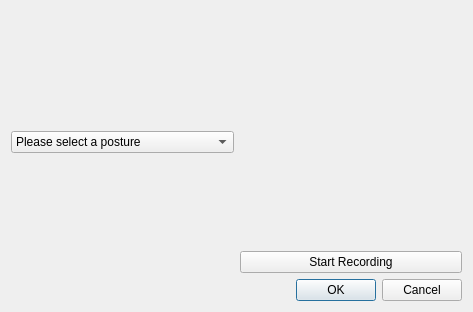
First picture: the form in src/UIs/RecordData.ui, repository cooolallen/CrazyChair, before the edit.
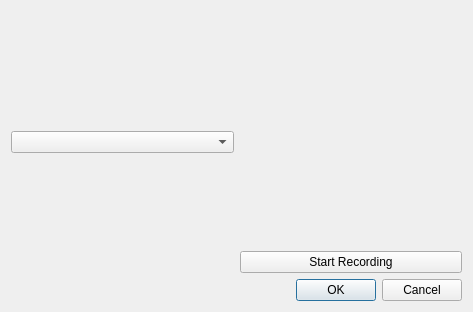
Second picture: the form after the edit.

The edit to the form file:
```diff
--- a/src/UIs/RecordData.ui
+++ b/src/UIs/RecordData.ui
@@ -34,13 +34,7 @@
           </spacer>
          </item>
          <item>
-          <widget class="QComboBox" name="ComboClass">
-           <item>
-            <property name="text">
-             <string>Please select a posture</string>
-            </property>
-           </item>
-          </widget>
+          <widget class="QComboBox" name="ComboClass"/>
          </item>
          <item>
           <spacer name="verticalSpacer_2">
```
